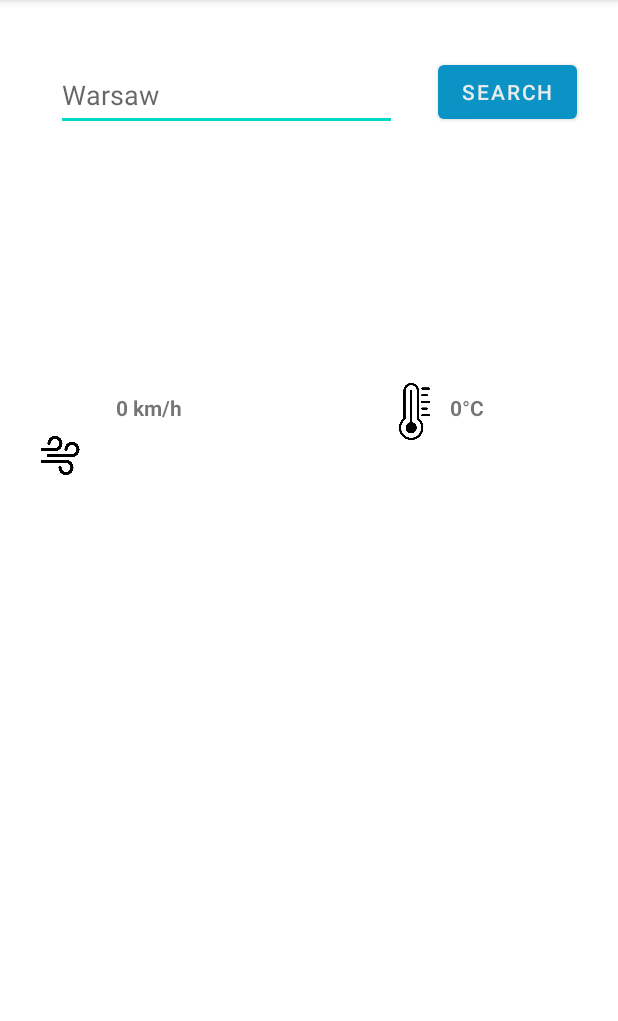
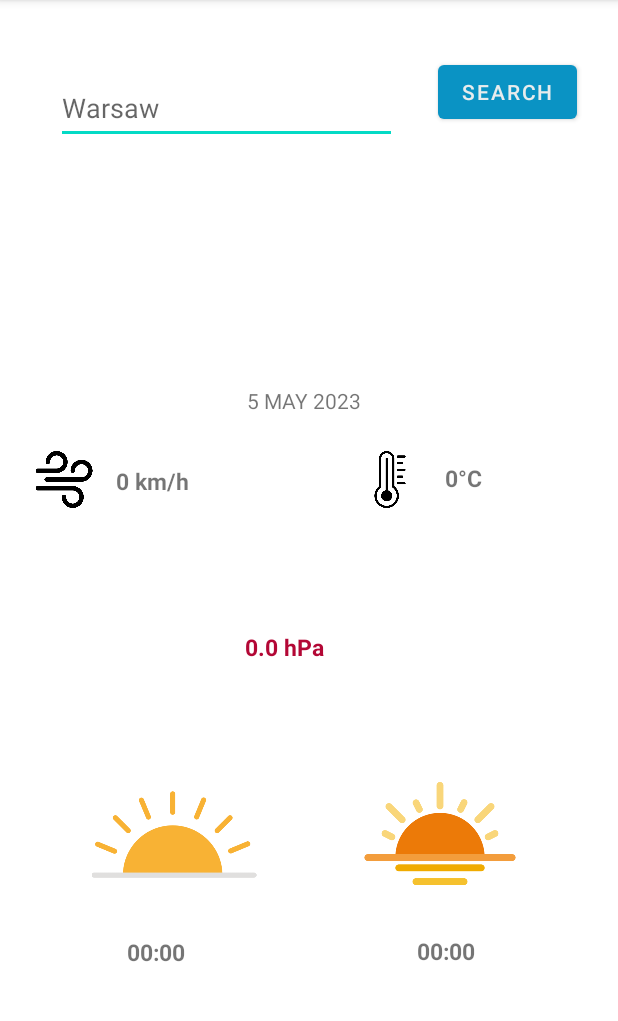
Before and after one commit to ohayer/WeatherAndroidApp, an Android app: the screen it shows after launch (MainActivity), on a phone screen of 412 x 824 dp, the part 84-1105 px from its top. Run offline under Robolectric (Android 15) with nearby library versions, the phone set to English and light mode, and no system bars; 14 statements that could not run were skipped.

Commit message:
Better looking + display all methods

```diff
--- a/app/src/main/java/com/ohayer/weatherapp/connect/ApiConnect.java
+++ b/app/src/main/java/com/ohayer/weatherapp/connect/ApiConnect.java
@@ -23,6 +23,7 @@ public class ApiConnect {
             Response response = client.newCall(request).execute();
             if (response.code() == 404){
                 //TODO: catch error
+                return null;
             }
             String jsonStr = response.body().string();
             return new JSONObject(jsonStr);
--- a/app/src/main/java/com/ohayer/weatherapp/connect/JsonInfo.java
+++ b/app/src/main/java/com/ohayer/weatherapp/connect/JsonInfo.java
@@ -3,6 +3,7 @@ package com.ohayer.weatherapp.connect;
 import org.json.JSONException;
 import org.json.JSONObject;
 
+import java.text.SimpleDateFormat;
 import java.util.Date;
 
 public class JsonInfo extends ApiConnect {
@@ -16,7 +17,7 @@ public class JsonInfo extends ApiConnect {
 
     public String getTemperature() {
         jsonObject = getWeatherByCity(city);
-        JSONObject main = null;
+        JSONObject main;
         try {
             main = jsonObject.getJSONObject("main");
             double temperature = main.getDouble("temp");
@@ -28,36 +29,43 @@ public class JsonInfo extends ApiConnect {
 
     public String getPressure() {
         jsonObject = getWeatherByCity(city);
-        JSONObject main = null;
+        JSONObject main;
         try {
             main = jsonObject.getJSONObject("main");
             double temperature = main.getDouble("pressure");
-            return temperature + "hPa";
+            return temperature + " hPa";
         } catch (JSONException e) {
             throw new RuntimeException(e);
         }
     }
-    public Date getSunrise() {
+
+    public String getSunrise() {
         jsonObject = getWeatherByCity(city);
         try {
             long sunriseTimestamp = jsonObject.getJSONObject("sys").getLong("sunrise");
             Date sunriseDate = new Date(sunriseTimestamp * 1000);
-            return sunriseDate;
+            SimpleDateFormat format = new SimpleDateFormat("HH:mm");
+            String sunriseTime = format.format(sunriseDate);
+            return sunriseTime;
         } catch (JSONException e) {
             throw new RuntimeException(e);
         }
     }
-    public Date getSunset() {
+
+    public String getSunset() {
         jsonObject = getWeatherByCity(city);
         try {
             long sunsetTimestamp = jsonObject.getJSONObject("sys").getLong("sunset");
-            Date sunset = new Date(sunsetTimestamp);
-            return sunset;
+            Date sunset = new Date(sunsetTimestamp * 1000);
+            SimpleDateFormat format = new SimpleDateFormat("HH:mm");
+            String sunSetTime = format.format(sunset);
+            return sunSetTime;
         } catch (JSONException e) {
             throw new RuntimeException(e);
         }
     }
-    public String getWindSpeed(){
+
+    public String getWindSpeed() {
         jsonObject = getWeatherByCity(city);
         try {
             long wind = jsonObject.getJSONObject("wind").getLong("speed");
@@ -66,7 +74,8 @@ public class JsonInfo extends ApiConnect {
             throw new RuntimeException(e);
         }
     }
-    public String getCityName(){
+
+    public String getCityName() {
         jsonObject = getWeatherByCity(city);
         try {
             String cityName = jsonObject.getString("name");
--- a/app/src/main/java/com/ohayer/weatherapp/running/Async.java
+++ b/app/src/main/java/com/ohayer/weatherapp/running/Async.java
@@ -15,12 +15,21 @@ public class Async extends AsyncTask<Void, Void, List<String>> {
     private final TextView wind;
     @SuppressLint("StaticFieldLeak")
     private final TextView temperature;
+    @SuppressLint("StaticFieldLeak")
+    private final TextView pressure;
+    @SuppressLint("StaticFieldLeak")
+    private final TextView sunRise;
+    @SuppressLint("StaticFieldLeak")
+    private final TextView sunSet;
     private String city;
 
-    public Async(TextView textView, TextView wind, TextView temperature, String city) {
+    public Async(TextView textView, TextView wind, TextView temperature, TextView pressure, TextView sunRise, TextView sunSet, String city) {
         this.cityName = textView;
         this.wind = wind;
         this.temperature = temperature;
+        this.pressure = pressure;
+        this.sunRise = sunRise;
+        this.sunSet = sunSet;
         this.city = city;
     }
 
@@ -29,9 +38,14 @@ public class Async extends AsyncTask<Void, Void, List<String>> {
     protected List<String> doInBackground(Void... params) {
         JsonInfo jsonInfo = new JsonInfo(city);
         List<String> weatherProperties = new ArrayList<>();
-        weatherProperties.add(jsonInfo.getCityName());
-        weatherProperties.add(jsonInfo.getWindSpeed());
-        weatherProperties.add(String.valueOf(jsonInfo.getTemperature()));
+        if (jsonInfo != null) {
+            weatherProperties.add(jsonInfo.getCityName());
+            weatherProperties.add(jsonInfo.getWindSpeed());
+            weatherProperties.add(String.valueOf(jsonInfo.getTemperature()));
+            weatherProperties.add(jsonInfo.getPressure());
+            weatherProperties.add(jsonInfo.getSunrise());
+            weatherProperties.add(jsonInfo.getSunset());
+        }
         return weatherProperties;
 
 
@@ -43,5 +57,8 @@ public class Async extends AsyncTask<Void, Void, List<String>> {
         this.cityName.setText(weatherProperties.get(0));
         this.wind.setText(weatherProperties.get(1));
         this.temperature.setText(weatherProperties.get(2));
+        this.pressure.setText(weatherProperties.get(3));
+        this.sunRise.setText(weatherProperties.get(4));
+        this.sunSet.setText(weatherProperties.get(5));
     }
 }
--- a/app/src/main/java/com/ohayer/weatherapp/running/MainActivity.java
+++ b/app/src/main/java/com/ohayer/weatherapp/running/MainActivity.java
@@ -1,6 +1,7 @@
 package com.ohayer.weatherapp.running;
 
 
+import android.os.Build;
 import android.os.Bundle;
 import android.view.View;
 import android.widget.EditText;
@@ -9,11 +10,16 @@ import android.widget.Toast;
 import androidx.appcompat.app.AppCompatActivity;
 import com.ohayer.weatherapp.R;
 
+import java.time.LocalDate;
+
 public class MainActivity extends AppCompatActivity {
     private EditText editText;
     private TextView cityName;
     private TextView wind;
     private TextView temperature;
+    private TextView pressure;
+    private TextView sunRise;
+    private TextView sunSet;
     private Async async;
 
     @Override
@@ -21,10 +27,20 @@ public class MainActivity extends AppCompatActivity {
         super.onCreate(savedInstanceState);
         setContentView(R.layout.activity_main);
 
+        TextView dateOfToday = findViewById(R.id.dateNowTxt);
+        if (Build.VERSION.SDK_INT >= Build.VERSION_CODES.O) {
+            LocalDate date = LocalDate.now();
+            dateOfToday.setText(date.getDayOfMonth() + " " + date.getMonth() + " " + date.getYear());
+        }
+
         cityName = findViewById(R.id.cityName);
         wind = findViewById(R.id.windTxt);
         temperature = findViewById(R.id.tempTxt);
-        async = (Async) new Async(cityName,wind,temperature, "Warsaw").execute();
+        pressure = findViewById(R.id.pressureTxt);
+        sunRise = findViewById(R.id.sRiseTxt);
+        sunSet = findViewById(R.id.sSetTxt);
+
+        async = (Async) new Async(cityName, wind, temperature, pressure, sunRise, sunSet, "Warsaw").execute();
         editText = findViewById(R.id.editTxtCity);
 
 
@@ -33,10 +49,10 @@ public class MainActivity extends AppCompatActivity {
 
     public void onBtnClick(View v) {
         String city = editText.getText().toString();
-        async = (Async) new Async(cityName,wind,temperature, city).execute();
+        async = (Async) new Async(cityName, wind, temperature, pressure, sunRise, sunSet, city).execute();
         if (async == null) {
-            async = (Async) new Async(cityName,wind,temperature, "Warsaw").execute();
-            Toast.makeText(this, "That city does not exist", Toast.LENGTH_SHORT).show();
+            async = (Async) new Async(cityName, wind, temperature, pressure, sunRise, sunSet, "Warsaw").execute();
+            Toast.makeText(this, "That city does not exist", Toast.LENGTH_LONG).show();
         }
 
 
--- a/app/src/main/res/layout/activity_main.xml
+++ b/app/src/main/res/layout/activity_main.xml
@@ -10,13 +10,14 @@
             android:layout_width="64dp"
             android:layout_height="30dp"
             android:text="Wind"
+            android:textSize="15dp"
             android:textStyle="bold"
             app:layout_constraintBottom_toBottomOf="parent"
             app:layout_constraintStart_toStartOf="parent"
             app:layout_constraintEnd_toEndOf="parent"
             app:layout_constraintTop_toTopOf="parent"
             android:id="@+id/windTxt" app:layout_constraintHorizontal_bias="0.223"
-            app:layout_constraintVertical_bias="0.355"/>
+            app:layout_constraintVertical_bias="0.420"/>
     <TextView
             android:layout_width="wrap_content"
             android:layout_height="wrap_content"
@@ -26,15 +27,16 @@
             app:layout_constraintEnd_toEndOf="parent"
             app:layout_constraintTop_toTopOf="parent"
             android:id="@+id/cityName"
-            app:layout_constraintHorizontal_bias="0.464"
-            app:layout_constraintVertical_bias="0.191"
+            app:layout_constraintHorizontal_bias="0.478"
+            app:layout_constraintVertical_bias="0.285"
             android:textSize="25dp"
             android:textAllCaps="true"
             android:textStyle="bold|italic"/>
     <TextView
-            android:layout_width="85dp"
-            android:layout_height="30dp"
+            android:layout_width="89dp"
+            android:layout_height="35dp"
             android:text="Temperature"
+            android:textSize="15dp"
             android:textStyle="bold"
             app:layout_constraintBottom_toBottomOf="parent"
             app:layout_constraintStart_toStartOf="parent"
@@ -42,7 +44,43 @@
             app:layout_constraintTop_toTopOf="parent"
             android:id="@+id/tempTxt"
             app:layout_constraintHorizontal_bias="0.850"
-            app:layout_constraintVertical_bias="0.355" android:layout_marginStart="150dp"/>
+            app:layout_constraintVertical_bias="0.420" android:layout_marginStart="150dp"/>
+    <TextView
+            android:layout_width="85dp"
+            android:layout_height="30dp"
+            android:text="Pressure"
+            android:textStyle="bold"
+            android:textSize="15dp"
+            android:textColor="#b30735"
+            app:layout_constraintBottom_toBottomOf="parent"
+            app:layout_constraintStart_toStartOf="parent"
+            app:layout_constraintEnd_toEndOf="parent"
+            app:layout_constraintTop_toTopOf="parent"
+            android:id="@+id/pressureTxt"
+            app:layout_constraintVertical_bias="0.57"/>
+    <TextView
+            android:layout_width="60dp"
+            android:layout_height="30dp"
+            android:text="SunRise"
+            android:textSize="15dp"
+            android:textStyle="bold"
+            app:layout_constraintBottom_toBottomOf="parent"
+            app:layout_constraintStart_toStartOf="parent"
+            android:id="@+id/sRiseTxt"
+            app:layout_constraintVertical_bias="0.1" app:layout_constraintTop_toBottomOf="@+id/sRiseImg"
+            app:layout_constraintEnd_toStartOf="@+id/sSetTxt" app:layout_constraintHorizontal_bias="0.389"/>
+    <TextView
+            android:layout_width="60dp"
+            android:layout_height="30dp"
+            android:text="SunSet"
+            android:textSize="15dp"
+            android:textStyle="bold"
+            app:layout_constraintBottom_toBottomOf="parent"
+            app:layout_constraintEnd_toEndOf="parent"
+            android:id="@+id/sSetTxt"
+            app:layout_constraintHorizontal_bias="0.789"
+            app:layout_constraintVertical_bias="0.1" app:layout_constraintStart_toStartOf="parent"
+            app:layout_constraintTop_toBottomOf="@+id/sSetImg"/>
     <EditText
             android:layout_width="227dp"
             android:layout_height="48dp"
@@ -70,19 +108,39 @@
             android:onClick="onBtnClick"/>
     <ImageView
             android:layout_width="48dp"
-            android:layout_height="26dp" app:srcCompat="@drawable/wind" android:id="@+id/imageView"
+            android:layout_height="38dp" app:srcCompat="@drawable/wind" android:id="@+id/imageView"
             app:layout_constraintStart_toStartOf="parent"
-            android:layout_marginStart="9dp" tools:ignore="MissingConstraints"
+            tools:ignore="MissingConstraints"
             app:layout_constraintTop_toTopOf="parent" app:layout_constraintBottom_toBottomOf="parent"
-            android:layout_marginBottom="205dp" app:layout_constraintEnd_toStartOf="@+id/windTxt"
-            android:layout_marginEnd="9dp" app:layout_constraintHorizontal_bias="0.636"
-            app:layout_constraintVertical_bias="0.542"/>
+            app:layout_constraintEnd_toStartOf="@+id/windTxt"
+            app:layout_constraintHorizontal_bias="0.636"
+            app:layout_constraintVertical_bias="0.412"/>
     <ImageView
-            android:layout_width="43dp"
-            android:layout_height="38dp" app:srcCompat="@drawable/thermometer" android:id="@+id/imageView2"
+            android:layout_width="48dp"
+            android:layout_height="38dp" app:srcCompat="@drawable/thermometer" android:id="@+id/tempPng"
             app:layout_constraintTop_toTopOf="parent"
             app:layout_constraintBottom_toBottomOf="parent" app:layout_constraintStart_toStartOf="parent"
-            app:layout_constraintEnd_toEndOf="parent" app:layout_constraintVertical_bias="0.350"
-            app:layout_constraintHorizontal_bias="0.690"/>
+            app:layout_constraintVertical_bias="0.412"
+            app:layout_constraintEnd_toStartOf="@+id/tempTxt" app:layout_constraintHorizontal_bias="0.948"/>
+    <ImageView
+            android:layout_width="117dp"
+            android:layout_height="110dp" app:srcCompat="@drawable/sunrise" android:id="@+id/sRiseImg"
+            tools:ignore="MissingConstraints" app:layout_constraintBottom_toBottomOf="parent"
+            app:layout_constraintTop_toBottomOf="@+id/windTxt" app:layout_constraintEnd_toEndOf="parent"
+            app:layout_constraintVertical_bias="0.508" app:layout_constraintStart_toStartOf="parent"
+            android:layout_marginEnd="180dp"/>
+    <ImageView
+            android:layout_width="117dp"
+            android:layout_height="110dp" app:srcCompat="@drawable/sunset" android:id="@+id/sSetImg"
+            app:layout_constraintStart_toEndOf="@+id/sRiseImg"
+            app:layout_constraintEnd_toEndOf="parent" tools:ignore="MissingConstraints"
+            app:layout_constraintTop_toBottomOf="@+id/tempTxt" app:layout_constraintBottom_toBottomOf="parent"/>
+    <TextView
+            android:text="Date of today"
+            android:layout_width="wrap_content"
+            android:layout_height="wrap_content" android:id="@+id/dateNowTxt"
+            app:layout_constraintBottom_toBottomOf="parent" app:layout_constraintEnd_toEndOf="parent"
+            app:layout_constraintStart_toStartOf="parent" app:layout_constraintTop_toTopOf="parent"
+            app:layout_constraintHorizontal_bias="0.492" app:layout_constraintVertical_bias="0.344"/>
 
 </androidx.constraintlayout.widget.ConstraintLayout>
--- a/app/src/main/res/values/ic_launcher_background.xml
+++ b/app/src/main/res/values/ic_launcher_background.xml
@@ -1,4 +1,4 @@
 <?xml version="1.0" encoding="utf-8"?>
 <resources>
-    <color name="ic_launcher_background">#295C6F</color>
+    <color name="ic_launcher_background">#F1E9E9</color>
 </resources>
```
Also changed, not shown: app/src/main/ic_launcher-playstore.png, app/src/main/res/drawable/sunrise.png (added), app/src/main/res/drawable/sunset.png (added), app/src/main/res/mipmap-hdpi/ic_launcher.png, app/src/main/res/mipmap-hdpi/ic_launcher_round.png, app/src/main/res/mipmap-mdpi/ic_launcher.png, app/src/main/res/mipmap-mdpi/ic_launcher_round.png, app/src/main/res/mipmap-xhdpi/ic_launcher.png, app/src/main/res/mipmap-xhdpi/ic_launcher_round.png, app/src/main/res/mipmap-xxhdpi/ic_launcher.png, app/src/main/res/mipmap-xxhdpi/ic_launcher_round.png, app/src/main/res/mipmap-xxxhdpi/ic_launcher.png, app/src/main/res/mipmap-xxxhdpi/ic_launcher_round.png.
